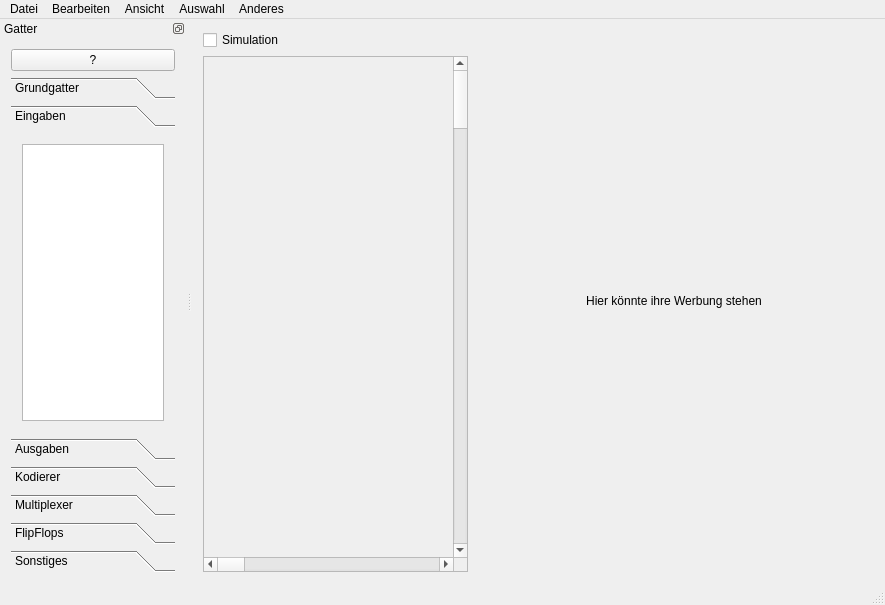
Qt form mainwindow.ui (chriku/qdigi) before a commit.
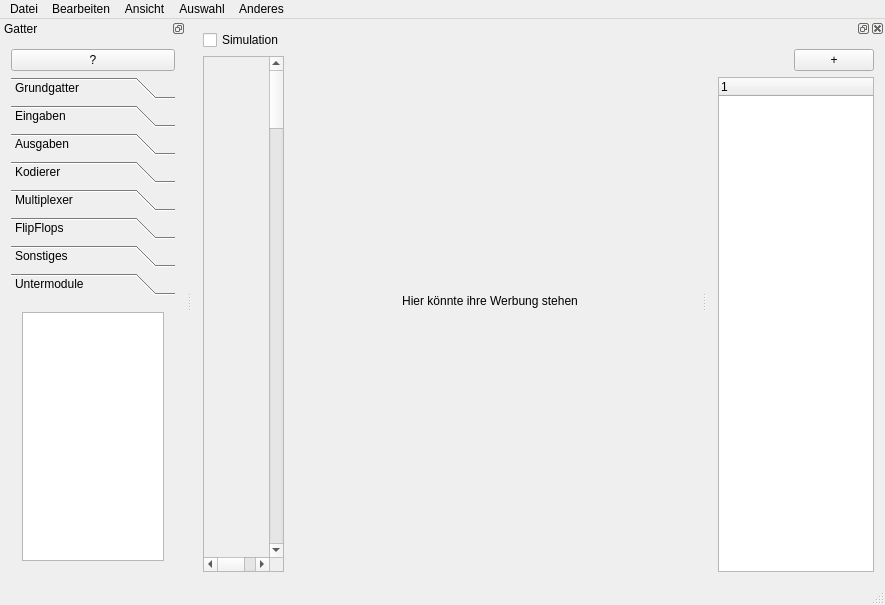
The same form after that commit. Icons and pictures are not drawn. Custom widgets are drawn as their Qt base class.

The edit to the form file:
```diff
--- a/mainwindow.ui
+++ b/mainwindow.ui
@@ -104,7 +104,7 @@
    <property name="minimumSize">
     <size>
      <width>186</width>
-     <height>341</height>
+     <height>357</height>
     </size>
    </property>
    <property name="floating">
@@ -140,7 +140,7 @@
      <item>
       <widget class="QToolBox" name="toolBox">
        <property name="currentIndex">
-        <number>1</number>
+        <number>7</number>
        </property>
        <widget class="QWidget" name="page_base">
         <property name="geometry">
@@ -224,7 +224,7 @@
           <x>0</x>
           <y>0</y>
           <width>168</width>
-          <height>303</height>
+          <height>275</height>
          </rect>
         </property>
         <attribute name="label">
@@ -674,6 +674,74 @@
          </item>
         </layout>
        </widget>
+       <widget class="QWidget" name="page_subItem">
+        <attribute name="label">
+         <string>Untermodule</string>
+        </attribute>
+        <layout class="QVBoxLayout" name="verticalLayout_7">
+         <item>
+          <widget class="DragView" name="subItem">
+           <property name="sizePolicy">
+            <sizepolicy hsizetype="Ignored" vsizetype="Ignored">
+             <horstretch>0</horstretch>
+             <verstretch>0</verstretch>
+            </sizepolicy>
+           </property>
+           <property name="minimumSize">
+            <size>
+             <width>125</width>
+             <height>0</height>
+            </size>
+           </property>
+           <property name="maximumSize">
+            <size>
+             <width>16777215</width>
+             <height>16777215</height>
+            </size>
+           </property>
+           <property name="sizeAdjustPolicy">
+            <enum>QAbstractScrollArea::AdjustToContents</enum>
+           </property>
+           <property name="editTriggers">
+            <set>QAbstractItemView::NoEditTriggers</set>
+           </property>
+           <property name="showDropIndicator" stdset="0">
+            <bool>false</bool>
+           </property>
+           <property name="dragEnabled">
+            <bool>true</bool>
+           </property>
+           <property name="dragDropMode">
+            <enum>QAbstractItemView::DragDrop</enum>
+           </property>
+           <property name="defaultDropAction">
+            <enum>Qt::CopyAction</enum>
+           </property>
+           <property name="iconSize">
+            <size>
+             <width>24</width>
+             <height>24</height>
+            </size>
+           </property>
+           <property name="textElideMode">
+            <enum>Qt::ElideNone</enum>
+           </property>
+           <property name="verticalScrollMode">
+            <enum>QAbstractItemView::ScrollPerPixel</enum>
+           </property>
+           <property name="horizontalScrollMode">
+            <enum>QAbstractItemView::ScrollPerPixel</enum>
+           </property>
+           <attribute name="horizontalHeaderVisible">
+            <bool>false</bool>
+           </attribute>
+           <attribute name="verticalHeaderVisible">
+            <bool>false</bool>
+           </attribute>
+          </widget>
+         </item>
+        </layout>
+       </widget>
       </widget>
      </item>
     </layout>
@@ -739,6 +807,54 @@
    <addaction name="menuAnderes"/>
   </widget>
   <widget class="QStatusBar" name="statusBar"/>
+  <widget class="QDockWidget" name="dockWidget_2">
+   <attribute name="dockWidgetArea">
+    <number>2</number>
+   </attribute>
+   <widget class="QWidget" name="dockWidgetContents_2">
+    <layout class="QVBoxLayout" name="verticalLayout_2">
+     <item>
+      <layout class="QHBoxLayout" name="horizontalLayout_6">
+       <item>
+        <spacer name="horizontalSpacer">
+         <property name="orientation">
+          <enum>Qt::Horizontal</enum>
+         </property>
+         <property name="sizeHint" stdset="0">
+          <size>
+           <width>40</width>
+           <height>20</height>
+          </size>
+         </property>
+        </spacer>
+       </item>
+       <item>
+        <widget class="QPushButton" name="addSchematic">
+         <property name="sizePolicy">
+          <sizepolicy hsizetype="Maximum" vsizetype="Fixed">
+           <horstretch>0</horstretch>
+           <verstretch>0</verstretch>
+          </sizepolicy>
+         </property>
+         <property name="text">
+          <string>+</string>
+         </property>
+        </widget>
+       </item>
+      </layout>
+     </item>
+     <item>
+      <widget class="QTreeWidget" name="schematicTree">
+       <column>
+        <property name="text">
+         <string notr="true">1</string>
+        </property>
+       </column>
+      </widget>
+     </item>
+    </layout>
+   </widget>
+  </widget>
   <action name="actionSpeichern">
    <property name="text">
     <string>Speichern</string>
```
Left out of the diff: 12 changed lines with no effect on the pictures.
